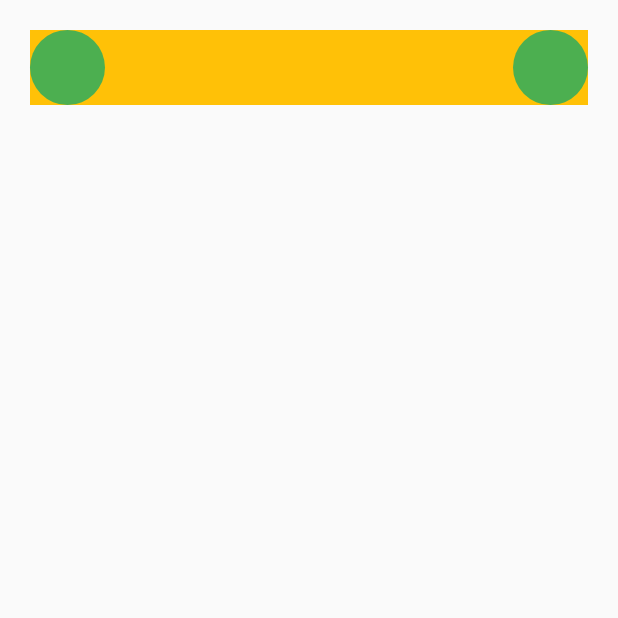
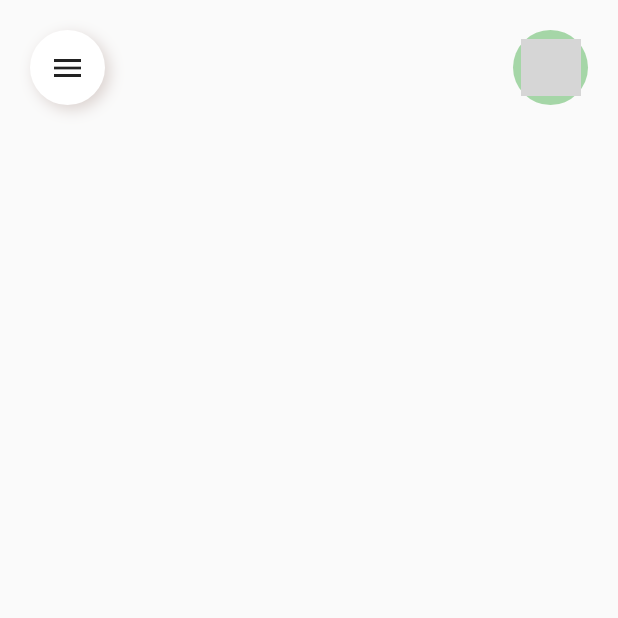
Before and after one commit to Lakshit-Chiranjiv/Burger-App-UI, a Flutter app: the AppHomePage screen opened directly, on a phone screen of 412 x 824 dp, the top half of it. Run offline on Flutter 3.47's test engine with Material 2 defaults, Android fonts, the phone set to English and light mode, and no system bars; our stand-ins replace google_fonts; grey boxes are pictures that could not be loaded.

Commit message:
top bar items

```diff
--- a/lib/app_home_page.dart
+++ b/lib/app_home_page.dart
@@ -15,24 +15,36 @@ class AppHomePage extends StatelessWidget {
             children: [
               Container(
                 width: double.infinity,
-                color: Colors.amber,
                 child: Row(
                   mainAxisAlignment: MainAxisAlignment.spaceBetween,
                   children: [
                     Container(
                       width: 50,
                       height: 50,
-                      decoration: const BoxDecoration(
-                        shape: BoxShape.circle,
-                        color: Colors.green,
+                      decoration: BoxDecoration(
+                          shape: BoxShape.circle,
+                          color: Colors.white,
+                          boxShadow: [
+                            BoxShadow(
+                              offset: Offset(3, 3),
+                              color: Colors.brown.shade200.withOpacity(0.5),
+                              blurRadius: 8,
+                            )
+                          ]),
+                      child: const Center(
+                        child: Icon(Icons.menu),
                       ),
                     ),
                     Container(
+                      padding: EdgeInsets.all(5),
                       width: 50,
                       height: 50,
-                      decoration: const BoxDecoration(
+                      decoration: BoxDecoration(
                         shape: BoxShape.circle,
-                        color: Colors.green,
+                        color: Colors.green.shade200,
+                      ),
+                      child: Center(
+                        child: Image.asset('./assets/burger_profile.png'),
                       ),
                     ),
                   ],
```
